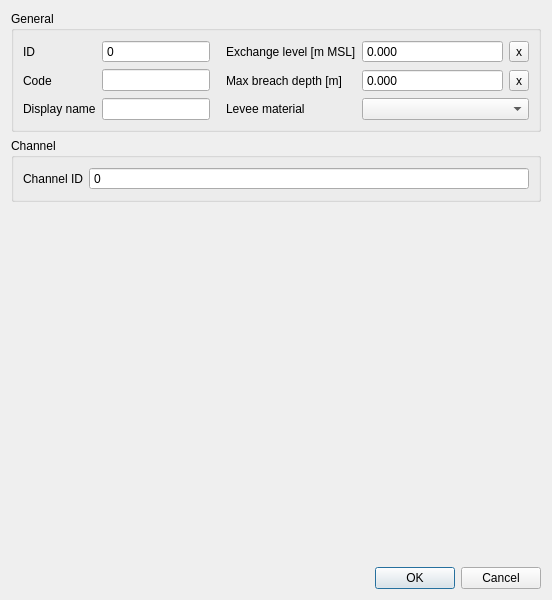
Before: the Qt Designer form threedi_schematisation_editor/forms/ui/potential_breach.ui in nens/threedi-schematisation-editor, drawn with Qt 5.
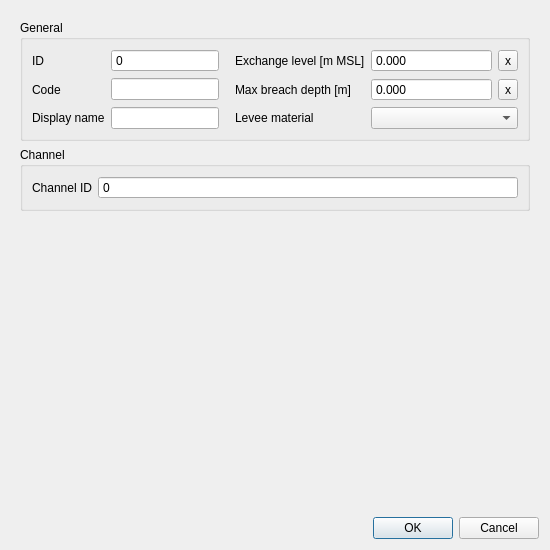
After: the same form once the commit is applied.

What changed in the file:
```diff
--- a/threedi_schematisation_editor/forms/ui/potential_breach.ui
+++ b/threedi_schematisation_editor/forms/ui/potential_breach.ui
@@ -6,8 +6,8 @@
    <rect>
     <x>0</x>
     <y>0</y>
-    <width>552</width>
-    <height>600</height>
+    <width>550</width>
+    <height>550</height>
    </rect>
   </property>
   <property name="windowTitle">
@@ -15,6 +15,86 @@
   </property>
   <layout class="QGridLayout" name="gridLayout">
    <item row="0" column="0">
+    <widget class="QScrollArea" name="scrollArea">
+     <property name="frameShape">
+      <enum>QFrame::NoFrame</enum>
+     </property>
+     <property name="widgetResizable">
+      <bool>true</bool>
+     </property>
+     <widget class="QWidget" name="scrollAreaWidgetContents">
+      <property name="geometry">
+       <rect>
+        <x>0</x>
+        <y>0</y>
+        <width>532</width>
+        <height>503</height>
+       </rect>
+      </property>
+      <layout class="QGridLayout" name="gridLayout_2">
+       <item row="1" column="0">
+        <widget class="QGroupBox" name="grp_channel">
+         <property name="locale">
+          <locale language="English" country="UnitedStates"/>
+         </property>
+         <property name="inputMethodHints">
+          <set>Qt::ImhNone</set>
+         </property>
+         <property name="title">
+          <string>Channel</string>
+         </property>
+         <layout class="QGridLayout" name="gridLayout_6">
+          <item row="0" column="0">
+           <widget class="QLabel" name="label_18">
+            <property name="locale">
+             <locale language="English" country="UnitedStates"/>
+            </property>
+            <property name="inputMethodHints">
+             <set>Qt::ImhNone</set>
+            </property>
+            <property name="text">
+             <string>Channel ID</string>
+            </property>
+            <property name="alignment">
+             <set>Qt::AlignLeading|Qt::AlignLeft|Qt::AlignVCenter</set>
+            </property>
+           </widget>
+          </item>
+          <item row="0" column="1">
+           <widget class="QSpinBox" name="channel_id">
+            <property name="sizePolicy">
+             <sizepolicy hsizetype="Expanding" vsizetype="Fixed">
+              <horstretch>0</horstretch>
+              <verstretch>0</verstretch>
+             </sizepolicy>
+            </property>
+            <property name="locale">
+             <locale language="English" country="UnitedStates"/>
+            </property>
+            <property name="inputMethodHints">
+             <set>Qt::ImhNone</set>
+            </property>
+            <property name="readOnly">
+             <bool>true</bool>
+            </property>
+            <property name="buttonSymbols">
+             <enum>QAbstractSpinBox::NoButtons</enum>
+            </property>
+            <property name="maximum">
+             <number>999999999</number>
+            </property>
+            <property name="clearValue" stdset="0">
+             <bool>true</bool>
+            </property>
+            <property name="expressionsEnabled" stdset="0">
+             <bool>false</bool>
+            </property>
+           </widget>
+          </item>
+         </layout>
+        </widget>
+       </item>
+       <item row="0" column="0">
     <widget class="QGroupBox" name="grp_general">
      <property name="enabled">
       <bool>true</bool>
@@ -263,66 +343,8 @@
      </property>
     </spacer>
    </item>
-   <item row="1" column="0">
-    <widget class="QGroupBox" name="grp_channel">
-     <property name="locale">
-      <locale language="English" country="UnitedStates"/>
-     </property>
-     <property name="inputMethodHints">
-      <set>Qt::ImhNone</set>
-     </property>
-     <property name="title">
-      <string>Channel</string>
-     </property>
-     <layout class="QGridLayout" name="gridLayout_6">
-      <item row="0" column="0">
-       <widget class="QLabel" name="label_18">
-        <property name="locale">
-         <locale language="English" country="UnitedStates"/>
-        </property>
-        <property name="inputMethodHints">
-         <set>Qt::ImhNone</set>
-        </property>
-        <property name="text">
-         <string>Channel ID</string>
-        </property>
-        <property name="alignment">
-         <set>Qt::AlignLeading|Qt::AlignLeft|Qt::AlignVCenter</set>
-        </property>
-       </widget>
-      </item>
-      <item row="0" column="1">
-       <widget class="QSpinBox" name="channel_id">
-        <property name="sizePolicy">
-         <sizepolicy hsizetype="Expanding" vsizetype="Fixed">
-          <horstretch>0</horstretch>
-          <verstretch>0</verstretch>
-         </sizepolicy>
-        </property>
-        <property name="locale">
-         <locale language="English" country="UnitedStates"/>
-        </property>
-        <property name="inputMethodHints">
-         <set>Qt::ImhNone</set>
-        </property>
-        <property name="readOnly">
-         <bool>true</bool>
-        </property>
-        <property name="buttonSymbols">
-         <enum>QAbstractSpinBox::NoButtons</enum>
-        </property>
-        <property name="maximum">
-         <number>999999999</number>
-        </property>
-        <property name="clearValue" stdset="0">
-         <bool>true</bool>
-        </property>
-        <property name="expressionsEnabled" stdset="0">
-         <bool>false</bool>
-        </property>
-       </widget>
-      </item>
-     </layout>
+      </layout>
+     </widget>
     </widget>
    </item>
    <item row="3" column="0">
```
Lines whose indentation alone changed are shown as unchanged.
